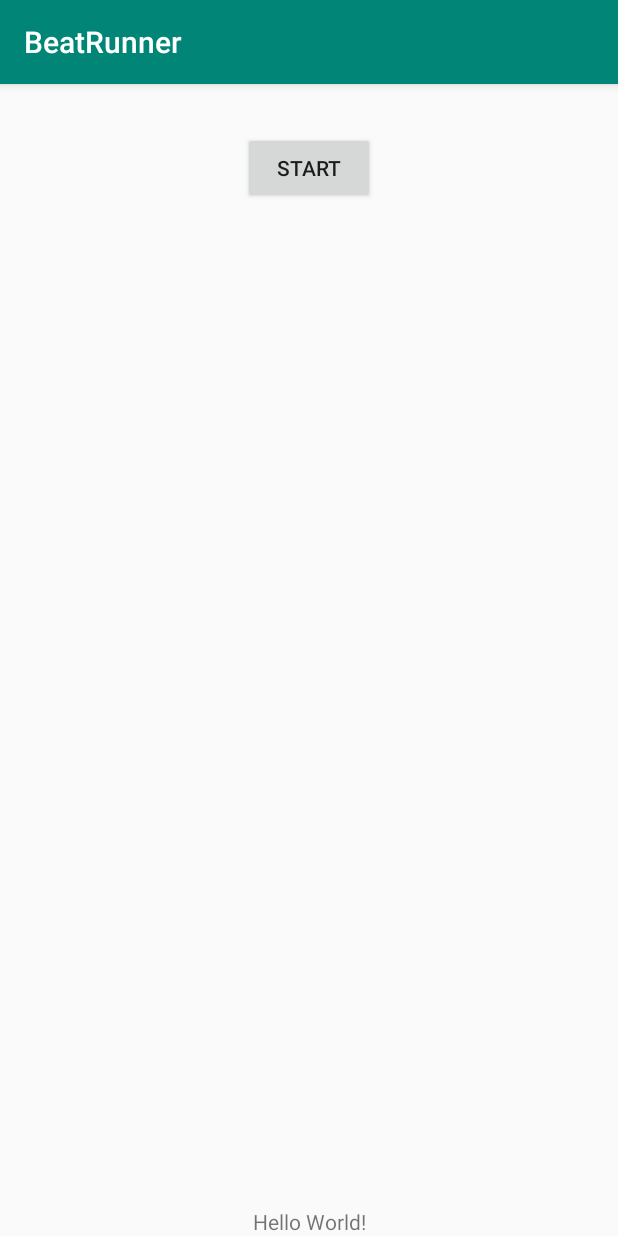
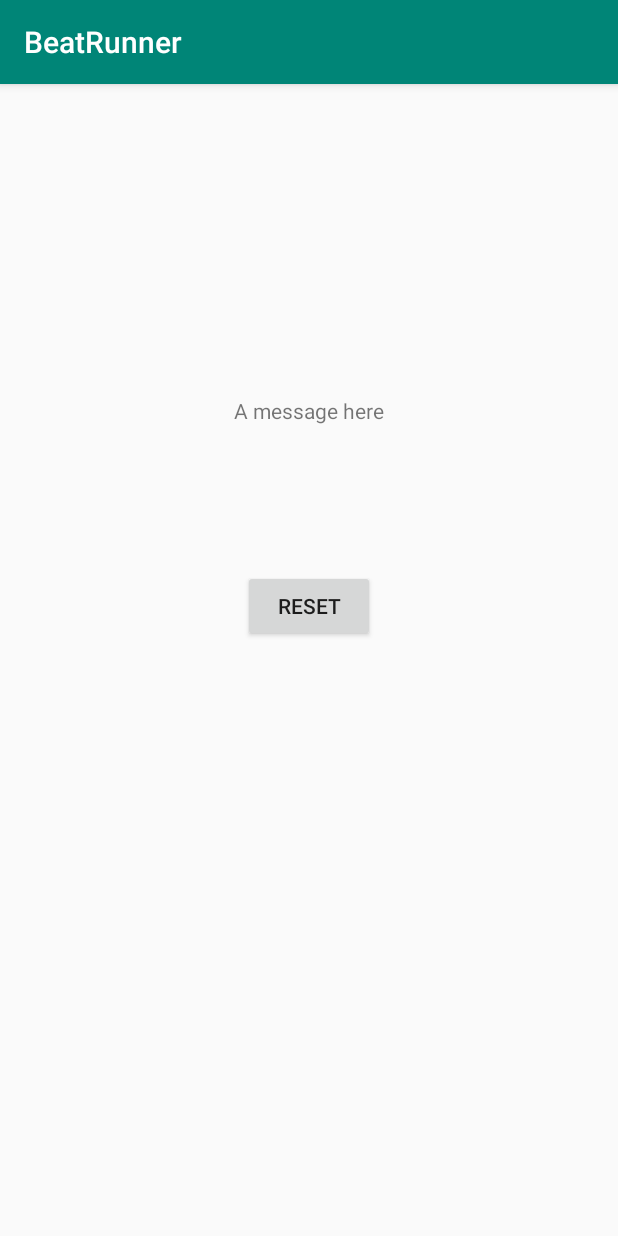
Before and after one commit to Max-Qi/BeatRunner, an Android app: the screen it shows after launch (MainActivity before the commit, TrackAndDisplaySpeed after it), after a tap on "START", on a phone screen of 412 x 824 dp. Run offline under Robolectric (Android 15) with nearby library versions, the phone set to English and light mode, and no system bars.

Commit message:
Got step detector working

```diff
--- a/app/src/main/AndroidManifest.xml
+++ b/app/src/main/AndroidManifest.xml
@@ -2,6 +2,7 @@
 <manifest xmlns:android="http://schemas.android.com/apk/res/android"
     package="com.example.beatrunner">
 
+    <uses-permission android:name="android.permission.VIBRATE" />
     <application
         android:allowBackup="true"
         android:icon="@mipmap/ic_launcher"
--- a/app/src/main/java/com/example/beatrunner/TrackAndDisplaySpeed.java
+++ b/app/src/main/java/com/example/beatrunner/TrackAndDisplaySpeed.java
@@ -4,31 +4,66 @@ import androidx.appcompat.app.AppCompatActivity;
 
 import android.content.Context;
 import android.hardware.Sensor;
+import android.hardware.SensorEvent;
 import android.hardware.SensorEventListener;
 import android.hardware.SensorManager;
 import android.os.Bundle;
+import android.os.VibrationEffect;
+import android.os.Vibrator;
+import android.view.View;
+import android.widget.Button;
+import android.widget.TextView;
+import android.widget.Toast;
 
-public abstract class TrackAndDisplaySpeed extends AppCompatActivity implements SensorEventListener {
+import org.w3c.dom.Text;
 
-    public static float SPEED;
-    private SensorManager sensorManager;
-    private Sensor sensor;
+public class TrackAndDisplaySpeed extends AppCompatActivity implements SensorEventListener {
+
+    TextView stepsDisplay;
+    Button resumeOrPause;
+
+    SensorManager sensorManager;
+    Vibrator vibrator;
+
+    int steps = 0;
+
+    private String RESET = "Reset";
 
     @Override
     protected void onCreate(Bundle savedInstanceState) {
         super.onCreate(savedInstanceState);
         setContentView(R.layout.activity_track_and_display_speed);
-        countSteps();
+
+        sensorManager = (SensorManager) getSystemService(Context.SENSOR_SERVICE);
+        vibrator = (Vibrator) getSystemService(Context.VIBRATOR_SERVICE);
+        stepsDisplay = (TextView) findViewById(R.id.stepDisplay);
+        resumeOrPause = (Button) findViewById(R.id.stopCounting);
     }
 
-    private void countSteps() {
-        sensorManager = (SensorManager) getSystemService(Context.SENSOR_SERVICE);
-        sensor = sensorManager.getDefaultSensor(Sensor.TYPE_STEP_DETECTOR);
-        boolean going = true;
-        while (going) {
+    protected void onResume() {
+        super.onResume();
+        Sensor sensor = sensorManager.getDefaultSensor(Sensor.TYPE_STEP_DETECTOR);
+        if (sensor != null) {
+            sensorManager.registerListener(this, sensor, SensorManager.SENSOR_DELAY_FASTEST);
+        } else {
+            Toast.makeText(this, "Sensor not found!", Toast.LENGTH_SHORT).show();
+        }
+    }
 
-        }
+    protected void onPause() {
+        super.onPause();
+    }
 
+    @Override
+    public void onSensorChanged(SensorEvent event) {
+//        VibrationEffect vibrationEffect = VibrationEffect.createOneShot(50, VibrationEffect.DEFAULT_AMPLITUDE);
+        vibrator.vibrate(50);
+        steps ++;
+        stepsDisplay.setText(Integer.toString(steps));
+    }
+
+    @Override
+    public void onAccuracyChanged(Sensor sensor, int accuracy) {
 
     }
 }
--- a/app/src/main/res/layout/activity_track_and_display_speed.xml
+++ b/app/src/main/res/layout/activity_track_and_display_speed.xml
@@ -7,18 +7,18 @@
     tools:context=".TrackAndDisplaySpeed">
 
     <Button
-        android:id="@+id/button2"
+        android:id="@+id/stopCounting"
         android:layout_width="wrap_content"
         android:layout_height="wrap_content"
         android:layout_marginBottom="299dp"
-        android:text="@string/button_stop"
+        android:text="@string/button_reset"
         app:layout_constraintBottom_toBottomOf="parent"
         app:layout_constraintEnd_toEndOf="parent"
         app:layout_constraintStart_toStartOf="parent"
-        app:layout_constraintTop_toBottomOf="@+id/textView" />
+        app:layout_constraintTop_toBottomOf="@+id/stepDisplay" />
 
     <TextView
-        android:id="@+id/textView"
+        android:id="@+id/stepDisplay"
         android:layout_width="wrap_content"
         android:layout_height="wrap_content"
         android:layout_marginTop="208dp"
--- a/app/src/main/res/values/strings.xml
+++ b/app/src/main/res/values/strings.xml
@@ -3,4 +3,5 @@
     <string name="button_start">Start</string>
     <string name="button_stop">Stop</string>
     <string name="display_message">A message here</string>
+    <string name="button_reset">Reset</string>
 </resources>
```
